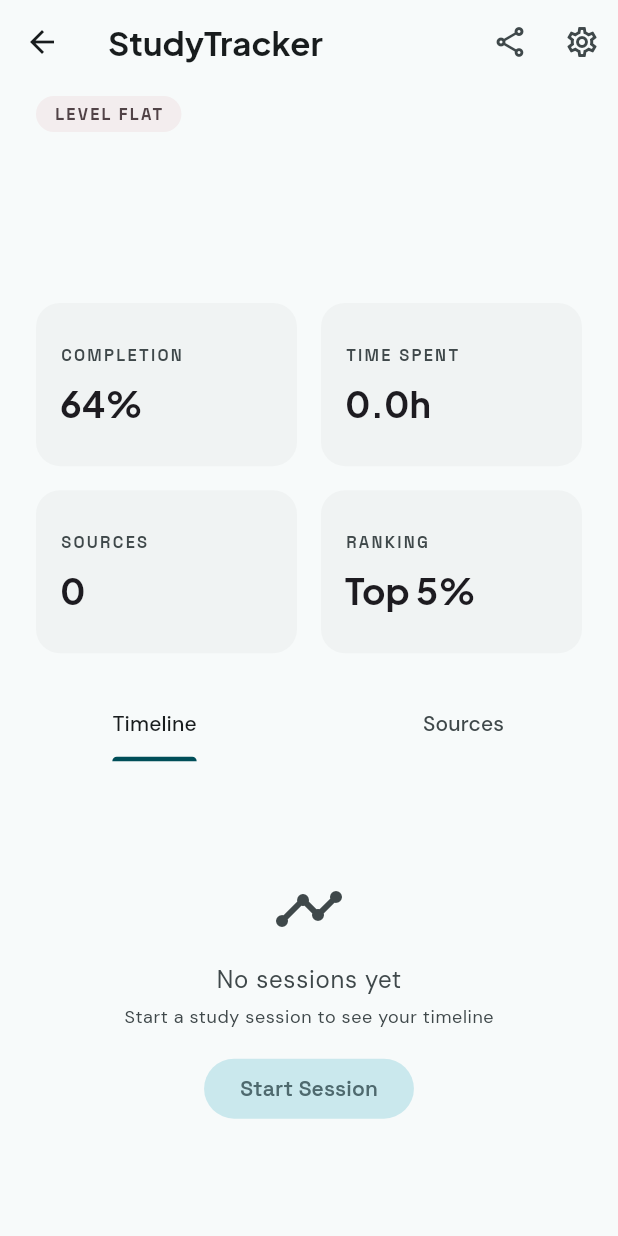
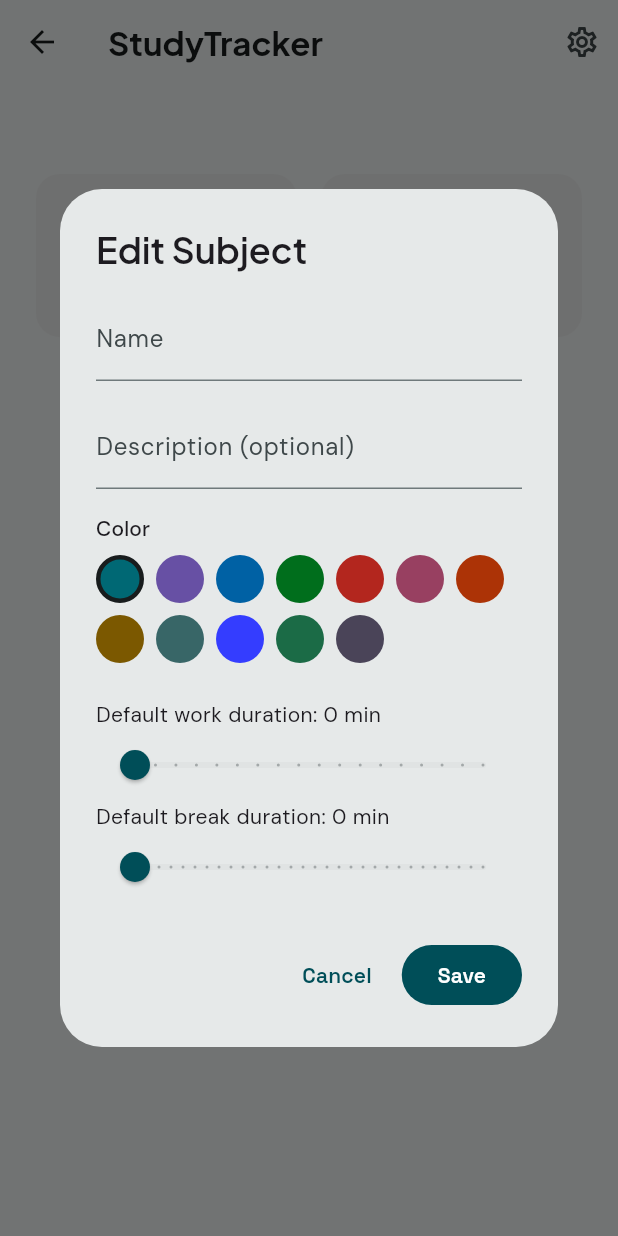
Before and after one commit to thies2005/studyhabit, a Flutter app: the _SubjectDetailContent screen opened directly with empty values, after a tap on the "settings" icon, on a phone screen of 412 x 824 dp. Run offline on Flutter 3.47's test engine with Material 3 defaults, Android fonts, the light colour scheme and no system bars; drawn by our look-alikes of dynamic_color; our stand-ins replace confetti, drift, drift_flutter, file_picker, fl_chart, flutter_local_notifications and 8 more; missing offline and left inert: flex_color_picker, flutter_foreground_task, syncfusion_flutter_pdfviewer; accounts and stored records are empty; generated files the repository leaves out were written again.

Commit message:
Fix circular dependency in PomodoroNotifier, remove unwanted UI elements from SubjectDetail, and add EditSubjectDialog

```diff
--- a/lib/features/pomodoro/pomodoro_notifier.dart
+++ b/lib/features/pomodoro/pomodoro_notifier.dart
@@ -69,9 +69,7 @@ class PomodoroNotifier extends _$PomodoroNotifier {
       }
     });
 
-    if (state.subjectId.isNotEmpty) {
-      return state;
-    }
+
 
     return PomodoroState.initial(subjectId: '');
   }
--- a/lib/features/subjects/detail/subject_detail_screen.dart
+++ b/lib/features/subjects/detail/subject_detail_screen.dart
@@ -3,6 +3,7 @@ import 'package:flutter_riverpod/flutter_riverpod.dart';
 
 import '../../../core/models/enums.dart';
 import '../../../core/models/subject.dart';
+import '../list/edit_subject_dialog.dart';
 import '../subject_providers.dart';
 import 'sources/sources_tab.dart';
 import 'timeline/timeline_tab.dart';
@@ -52,9 +53,6 @@ class _SubjectDetailContent extends ConsumerWidget {
 
   @override
   Widget build(BuildContext context, WidgetRef ref) {
-    final subjectColor = ColorScheme.fromSeed(
-      seedColor: Color(subject.colorValue),
-    );
 
     final showTopics = subject.hierarchyMode != HierarchyMode.flat;
     final tabs = [
@@ -73,8 +71,15 @@ class _SubjectDetailContent extends ConsumerWidget {
         backgroundColor: Colors.transparent,
         elevation: 0,
         actions: [
-          IconButton(icon: const Icon(Icons.share_outlined), onPressed: () {}),
-          IconButton(icon: const Icon(Icons.settings_outlined), onPressed: () {}),
+          IconButton(
+            icon: const Icon(Icons.settings_outlined),
+            onPressed: () {
+              showDialog(
+                context: context,
+                builder: (context) => EditSubjectDialog(subject: subject),
+              );
+            },
+          ),
         ],
       ),
       body: DefaultTabController(
@@ -87,23 +92,7 @@ class _SubjectDetailContent extends ConsumerWidget {
                 child: Column(
                   crossAxisAlignment: CrossAxisAlignment.start,
                   children: [
-                    // Chip
-                    Container(
-                      padding: const EdgeInsets.symmetric(horizontal: 12, vertical: 4),
-                      decoration: BoxDecoration(
-                        color: subjectColor.surfaceContainerHighest.withValues(alpha: 0.5),
-                        borderRadius: BorderRadius.circular(16),
-                      ),
-                      child: Text(
-                        'LEVEL ${subject.hierarchyMode.name.toUpperCase()}', // Small stub
-                        style: Theme.of(context).textTheme.labelSmall?.copyWith(
-                          letterSpacing: 1.5,
-                          color: subjectColor.onSurfaceVariant,
-                          fontWeight: FontWeight.bold,
-                        ),
-                      ),
-                    ),
-                    const SizedBox(height: 16),
+
                     // Title
                     Text(
                       subject.name,
@@ -114,14 +103,16 @@ class _SubjectDetailContent extends ConsumerWidget {
                     ),
                     const SizedBox(height: 12),
                     // Description
+                    if (subject.description != null && subject.description!.isNotEmpty) ...[
                       Text(
-                      subject.description ?? 'A subject in StudyTracker covering various focused study sessions and materials.',
+                        subject.description!,
                         style: Theme.of(context).textTheme.bodyLarge?.copyWith(
                           color: Theme.of(context).colorScheme.onSurfaceVariant,
                           height: 1.4,
                         ),
                       ),
                       const SizedBox(height: 24),
+                    ],
                     // 2x2 Grid stats
                     statsAsync.when(
                       loading: () => const CircularProgressIndicator(),
@@ -135,10 +126,8 @@ class _SubjectDetailContent extends ConsumerWidget {
                           mainAxisSpacing: 16,
                           childAspectRatio: 1.6,
                           children: [
-                            _buildStatCard(context, 'COMPLETION', '64%'), // Mock
                             _buildStatCard(context, 'TIME SPENT', '${stats.totalHours.toStringAsFixed(1)}h'),
                             _buildStatCard(context, 'SOURCES', '${stats.sessionCount}'), // Simplified to sessionCount for now
-                            _buildStatCard(context, 'RANKING', 'Top 5%'), // Mock
                           ],
                         );
                       },
--- /dev/null
+++ b/lib/features/subjects/list/edit_subject_dialog.dart
@@ -0,0 +1,141 @@
+import 'package:flutter/material.dart';
+import 'package:flutter_riverpod/flutter_riverpod.dart';
+
+import '../../../core/theme/app_theme.dart';
+import '../../../core/models/subject.dart';
+import '../subject_providers.dart';
+
+class EditSubjectDialog extends ConsumerStatefulWidget {
+  const EditSubjectDialog({required this.subject, super.key});
+
+  final Subject subject;
+
+  @override
+  ConsumerState<EditSubjectDialog> createState() => _EditSubjectDialogState();
+}
+
+class _EditSubjectDialogState extends ConsumerState<EditSubjectDialog> {
+  late final TextEditingController _nameController;
+  late final TextEditingController _descController;
+  int _selectedColorIndex = 0;
+  late double _workDuration;
+  late double _breakDuration;
+
+  @override
+  void initState() {
+    super.initState();
+    _nameController = TextEditingController(text: widget.subject.name);
+    _descController = TextEditingController(text: widget.subject.description ?? '');
+
+    _selectedColorIndex = AppTheme.presetSeeds.indexWhere(
+      (c) => c.value == widget.subject.colorValue,
+    );
+    if (_selectedColorIndex < 0) _selectedColorIndex = 0;
+
+    _workDuration = widget.subject.defaultDurationMinutes.toDouble();
+    _breakDuration = widget.subject.defaultBreakMinutes.toDouble();
+  }
+
+  @override
+  void dispose() {
+    _nameController.dispose();
+    _descController.dispose();
+    super.dispose();
+  }
+
+  void _save() {
+    final name = _nameController.text.trim();
+    if (name.isEmpty) return;
+
+    final desc = _descController.text.trim();
+
+    final updated = widget.subject.copyWith(
+      name: name,
+      description: desc.isEmpty ? null : desc,
+      colorValue: AppTheme.presetSeeds[_selectedColorIndex].value,
+      defaultDurationMinutes: _workDuration.toInt(),
+      defaultBreakMinutes: _breakDuration.toInt(),
+    );
+
+    ref.read(subjectProvider.notifier).updateSubject(updated);
+    Navigator.of(context).pop();
+  }
+
+  @override
+  Widget build(BuildContext context) {
+    return AlertDialog(
+      title: const Text('Edit Subject'),
+      content: SingleChildScrollView(
+        child: Column(
+          mainAxisSize: MainAxisSize.min,
+          crossAxisAlignment: CrossAxisAlignment.start,
+          children: [
+            TextField(
+              controller: _nameController,
+              decoration: const InputDecoration(labelText: 'Name'),
+              textCapitalization: TextCapitalization.words,
+            ),
+            const SizedBox(height: 16),
+            TextField(
+              controller: _descController,
+              decoration: const InputDecoration(labelText: 'Description (optional)'),
+              textCapitalization: TextCapitalization.sentences,
+            ),
+            const SizedBox(height: 16),
+            Text('Color', style: Theme.of(context).textTheme.titleSmall),
+            const SizedBox(height: 8),
+            Wrap(
+              spacing: 8,
+              runSpacing: 8,
+              children: List.generate(AppTheme.presetSeeds.length, (index) {
+                final color = AppTheme.presetSeeds[index];
+                final isSelected = index == _selectedColorIndex;
+                return GestureDetector(
+                  onTap: () => setState(() => _selectedColorIndex = index),
+                  child: Container(
+                    width: 32,
+                    height: 32,
+                    decoration: BoxDecoration(
+                      color: color,
+                      shape: BoxShape.circle,
+                      border: isSelected
+                          ? Border.all(color: Theme.of(context).colorScheme.onSurface, width: 3)
+                          : null,
+                    ),
+                  ),
+                );
+              }),
+            ),
+            const SizedBox(height: 24),
+            Text('Default work duration: ${_workDuration.toInt()} min'),
+            Slider(
+              value: _workDuration,
+              min: 5,
+              max: 90,
+              divisions: 17,
+              onChanged: (v) => setState(() => _workDuration = v),
+            ),
+            Text('Default break duration: ${_breakDuration.toInt()} min'),
+            Slider(
+              value: _breakDuration,
+              min: 1,
+              max: 30,
+              divisions: 29,
+              onChanged: (v) => setState(() => _breakDuration = v),
+            ),
+          ],
+        ),
+      ),
+      actions: [
+        TextButton(
+          onPressed: () => Navigator.of(context).pop(),
+          child: const Text('Cancel'),
+        ),
+        FilledButton(
+          onPressed: _save,
+          child: const Text('Save'),
+        ),
+      ],
+    );
+  }
+}
```
Lines whose indentation alone changed are shown as unchanged.
